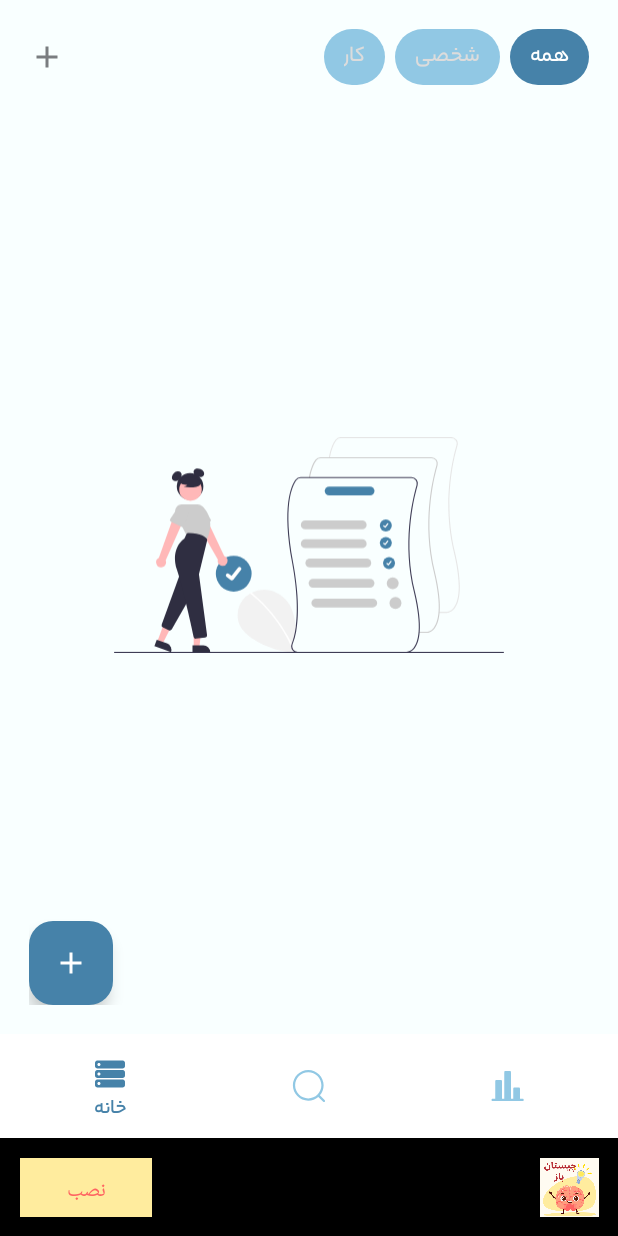
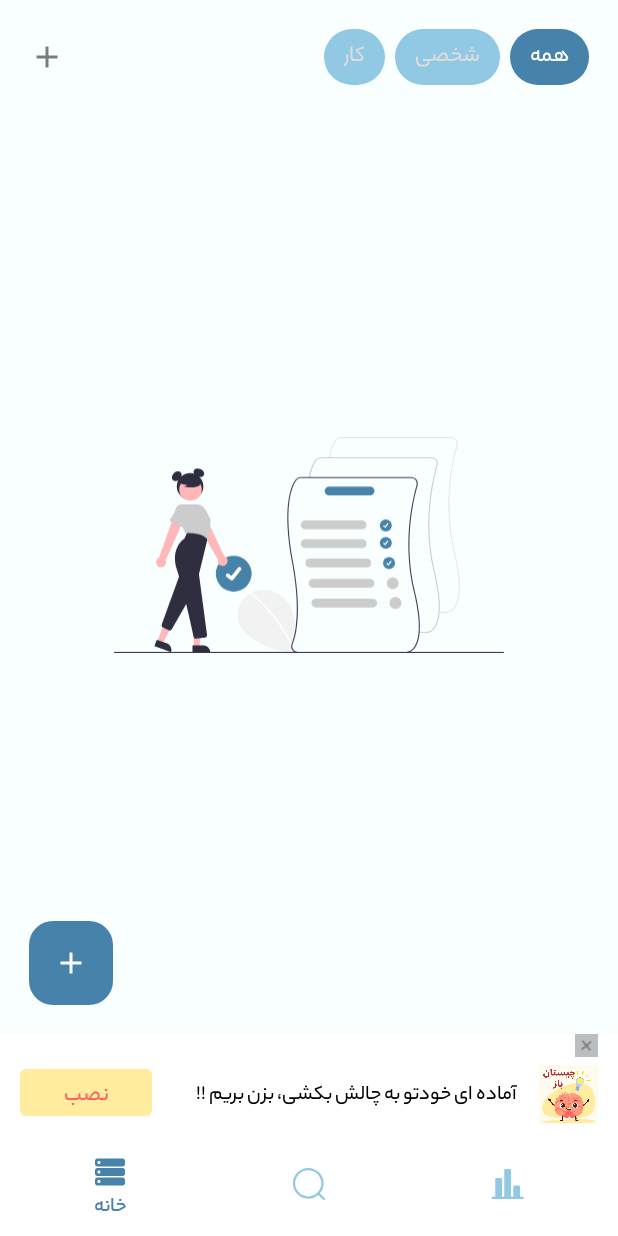
Before and after one commit to SaaraSaber/ToDoList, an Android app: the screen it shows after launch (MainActivity), on a phone screen of 412 x 824 dp. Run offline under Robolectric (Android 15) with nearby library versions, the phone set to English and light mode, and no system bars; our stand-ins replace Room's generated code, navigation-ui, sdp/ssp sizes.

Commit message:
code improvement

```diff
--- a/app/src/main/java/ir/developer/todolist/MainActivity.kt
+++ b/app/src/main/java/ir/developer/todolist/MainActivity.kt
@@ -3,7 +3,9 @@ package ir.developer.todolist
 import android.Manifest
 import android.app.NotificationChannel
 import android.app.NotificationManager
+import android.content.Intent
 import android.content.pm.PackageManager
+import android.net.Uri
 import android.os.Build
 import android.os.Bundle
 import android.util.Log
@@ -48,6 +50,17 @@ class MainActivity : AppCompatActivity() {
                     binding.bottomNavigation.visibility = View.VISIBLE
                 }
             }
+        }
+
+        binding.btnClose.setOnClickListener {
+            binding.layoutAdvertising.visibility = View.GONE
+        }
+        binding.btnAdvertising.setOnClickListener {
+            val browserIntent = Intent(
+                Intent.ACTION_VIEW,
+                Uri.parse("https://cafebazaar.ir/app/ir.developre.chistangame")
+            )
+            startActivity(browserIntent)
         }
 
     }
--- a/app/src/main/java/ir/developer/todolist/fragment/HomeFragment.kt
+++ b/app/src/main/java/ir/developer/todolist/fragment/HomeFragment.kt
@@ -85,10 +85,6 @@ class HomeFragment : Fragment(), ClickOnTab, ClickOnTask {
 
         binding.btnAddTask.setOnClickListener { dialogAddTask() }
 
-//        binding.textAdvertising.setOnClickListener {
-//            val browserIntent = Intent(Intent.ACTION_VIEW, Uri.parse("https://cafebazaar.ir/app/ir.developre.chistangame"))
-//            startActivity(browserIntent)
-//        }
     }
 
 
--- a/app/src/main/res/layout/activity_main.xml
+++ b/app/src/main/res/layout/activity_main.xml
@@ -3,9 +3,9 @@
     xmlns:app="http://schemas.android.com/apk/res-auto"
     xmlns:tools="http://schemas.android.com/tools"
     android:id="@+id/main"
-    android:background="@color/colorBackground"
     android:layout_width="match_parent"
     android:layout_height="match_parent"
+    android:background="@color/colorBackground"
     tools:context=".MainActivity">
 
     <fragment
@@ -13,7 +13,7 @@
         android:name="androidx.navigation.fragment.NavHostFragment"
         android:layout_width="match_parent"
         android:layout_height="match_parent"
-        android:layout_above="@+id/bottom_navigation"
+        android:layout_above="@+id/layout_advertising"
         app:defaultNavHost="true"
         app:navGraph="@navigation/navigation_graph"
         tools:layout="@layout/fragment_home" />
@@ -23,8 +23,7 @@
         style="@style/Widget.MaterialComponents.BottomNavigationView.PrimarySurface"
         android:layout_width="match_parent"
         android:layout_height="wrap_content"
-        android:layout_above="@id/layout_advertising"
-        android:layout_gravity="bottom"
+        android:layout_alignParentBottom="true"
         android:background="@color/white"
         android:layoutDirection="rtl"
         android:padding="@dimen/_5sdp"
@@ -39,21 +38,23 @@
         android:id="@+id/layout_advertising"
         android:layout_width="match_parent"
         android:layout_height="@dimen/_50sdp"
-        android:layout_alignParentBottom="true"
-        android:background="@color/black">
+        android:layout_above="@+id/bottom_navigation"
+        android:background="@color/white">
 
         <com.google.android.material.button.MaterialButton
-            android:id="@+id/materialButton"
+            android:id="@+id/btn_advertising"
+            style="@style/text_task"
             android:layout_width="wrap_content"
             android:layout_height="@dimen/_30sdp"
             android:layout_marginStart="@dimen/_10sdp"
-            android:background="#FFEC9E"
+            android:layout_marginBottom="@dimen/_5sdp"
             android:text="نصب"
             android:textColor="#FF6462"
+            android:textSize="@dimen/_12ssp"
             app:backgroundTint="#FFEC9E"
+            app:cornerRadius="@dimen/_3sdp"
             app:layout_constraintBottom_toBottomOf="parent"
-            app:layout_constraintStart_toStartOf="parent"
-            app:layout_constraintTop_toTopOf="parent" />
+            app:layout_constraintStart_toStartOf="parent" />
 
         <TextView
             android:id="@+id/textView2"
@@ -61,21 +62,42 @@
             android:layout_width="wrap_content"
             android:layout_height="wrap_content"
             android:layout_marginStart="@dimen/_10sdp"
-            android:layout_marginEnd="@dimen/_10sdp"
+            android:layout_marginBottom="@dimen/_10sdp"
             android:text="@string/text_advertising"
-            android:textSize="@dimen/_12ssp"
+            android:textSize="@dimen/_11ssp"
             app:layout_constraintBottom_toBottomOf="parent"
-            app:layout_constraintStart_toEndOf="@+id/materialButton"
-            app:layout_constraintTop_toTopOf="parent" />
+            app:layout_constraintEnd_toStartOf="@+id/imageView"
+            app:layout_constraintStart_toEndOf="@+id/btn_advertising" />
 
         <ImageView
+            android:id="@+id/imageView"
             android:layout_width="@dimen/_30sdp"
             android:layout_height="@dimen/_30sdp"
+            android:layout_marginEnd="@dimen/_10sdp"
             android:src="@drawable/logo_chistan"
             app:layout_constraintBottom_toBottomOf="parent"
             app:layout_constraintEnd_toEndOf="parent"
-            app:layout_constraintStart_toEndOf="@+id/textView2"
-            app:layout_constraintTop_toTopOf="parent" />
+            app:layout_constraintTop_toBottomOf="@+id/btn_close" />
+
+        <LinearLayout
+
+            android:id="@+id/btn_close"
+            android:layout_width="@dimen/_12sdp"
+            android:layout_height="@dimen/_12sdp"
+            android:layout_marginEnd="@dimen/_10sdp"
+            android:background="@color/gray100"
+            android:gravity="center"
+            android:orientation="vertical"
+            app:layout_constraintEnd_toEndOf="parent"
+            app:layout_constraintTop_toTopOf="parent">
+
+            <ImageView
+                android:layout_width="@dimen/_11sdp"
+                android:layout_height="@dimen/_11sdp"
+                android:rotation="50"
+                android:src="@drawable/vector_add" />
+        </LinearLayout>
+
 
     </androidx.constraintlayout.widget.ConstraintLayout>
 
--- a/app/src/main/res/layout/fragment_category.xml
+++ b/app/src/main/res/layout/fragment_category.xml
@@ -50,6 +50,7 @@
     <androidx.core.widget.NestedScrollView
         android:layout_width="match_parent"
         android:layout_height="match_parent"
+        android:overScrollMode="never"
         android:scrollbars="none">
 
         <LinearLayout
@@ -64,6 +65,7 @@
                 android:layout_height="wrap_content"
                 android:layout_marginStart="@dimen/padding_all_screen"
                 android:layout_marginTop="@dimen/margin_between_object"
+                android:overScrollMode="never"
                 android:layout_marginEnd="@dimen/padding_all_screen"
                 android:layoutDirection="rtl"
                 tools:itemCount="5"
--- a/app/src/main/res/layout/fragment_chart.xml
+++ b/app/src/main/res/layout/fragment_chart.xml
@@ -26,6 +26,7 @@
         android:layout_height="0dp"
         android:layout_marginTop="@dimen/margin_between_object"
         android:scrollbars="none"
+        android:overScrollMode="never"
         app:layout_constraintBottom_toBottomOf="parent"
         app:layout_constraintTop_toBottomOf="@+id/textView">
 
@@ -124,6 +125,7 @@
                 android:id="@+id/img_chart"
                 android:layout_width="@dimen/_150sdp"
                 android:layout_height="@dimen/_150sdp"
+                android:layout_marginTop="@dimen/_100sdp"
                 android:src="@drawable/pic_chart"
                 android:visibility="gone"
                 app:layout_constraintBottom_toBottomOf="parent"
--- a/app/src/main/res/layout/fragment_home.xml
+++ b/app/src/main/res/layout/fragment_home.xml
@@ -4,8 +4,8 @@
     xmlns:tools="http://schemas.android.com/tools"
     android:layout_width="match_parent"
     android:layout_height="match_parent"
-    android:background="@color/colorBackground"
-    android:layout_margin="@dimen/padding_all_screen">
+    android:layout_margin="@dimen/padding_all_screen"
+    android:background="@color/colorBackground">
 
     <LinearLayout
         android:id="@+id/linearLayout"
@@ -43,8 +43,8 @@
         android:layout_height="0dp"
         android:layout_marginTop="@dimen/margin_between_object"
         android:scrollbars="none"
-        android:layout_marginBottom="@dimen/margin_between_object"
-        app:layout_constraintBottom_toTopOf="@+id/text_advertising"
+        android:overScrollMode="never"
+        app:layout_constraintBottom_toBottomOf="parent"
         app:layout_constraintTop_toBottomOf="@+id/linearLayout"
         tools:layout_editor_absoluteX="19dp">
 
@@ -59,7 +59,9 @@
                 android:layout_width="match_parent"
                 android:layout_height="wrap_content"
                 android:layout_marginTop="@dimen/margin_between_object"
+                android:layout_marginBottom="@dimen/_25sdp"
                 app:layout_constraintEnd_toEndOf="parent"
+                android:overScrollMode="never"
                 app:layout_constraintStart_toStartOf="parent"
                 app:layout_constraintTop_toBottomOf="@+id/linearLayout"
                 tools:itemCount="4"
@@ -83,9 +85,11 @@
         android:layout_width="wrap_content"
         android:layout_height="wrap_content"
         android:background="@color/underwaterMoonlight"
+        android:elevation="0dp"
         android:padding="@dimen/_2sdp"
         android:src="@drawable/vector_add"
         app:backgroundTint="@color/underwaterMoonlight"
+        app:elevation="0dp"
         app:layout_constraintBottom_toBottomOf="parent"
         app:layout_constraintStart_toStartOf="parent"
         app:tint="@color/white" />
--- a/app/src/main/res/layout/fragment_search.xml
+++ b/app/src/main/res/layout/fragment_search.xml
@@ -21,6 +21,8 @@
     <androidx.core.widget.NestedScrollView
         android:layout_width="match_parent"
         android:layout_height="wrap_content"
+        android:overScrollMode="never"
+
         android:scrollbars="none">
 
         <LinearLayout
@@ -38,6 +40,8 @@
                 android:layout_marginEnd="@dimen/padding_all_screen"
                 android:layout_marginBottom="@dimen/padding_all_screen"
                 android:visibility="visible"
+                android:overScrollMode="never"
+
                 tools:itemCount="5"
                 tools:listitem="@layout/layout_recycler_view_task" />
 
--- a/app/src/main/res/layout/layout_dialog_category.xml
+++ b/app/src/main/res/layout/layout_dialog_category.xml
@@ -29,6 +29,7 @@
         android:layout_marginStart="@dimen/_10sdp"
         android:layout_marginTop="@dimen/margin_between_object"
         android:layout_marginEnd="@dimen/_10sdp"
+        android:overScrollMode="never"
         android:layout_marginBottom="@dimen/_10sdp"
         android:layoutDirection="rtl"
         tools:itemCount="4"
--- a/app/src/main/res/values/colors.xml
+++ b/app/src/main/res/values/colors.xml
@@ -11,6 +11,7 @@
     <color name="bluePromise">#749BC2</color>
     <color name="underwaterMoonlight">#4682A9</color>
     <color name="gray">#7A7D80</color>
+    <color name="gray100">#BABEC1</color>
     <color name="distantWindChime">#F3F7F8</color>
     <color name="red">#E63333</color>
     <color name="red200">#F07676</color>
```
